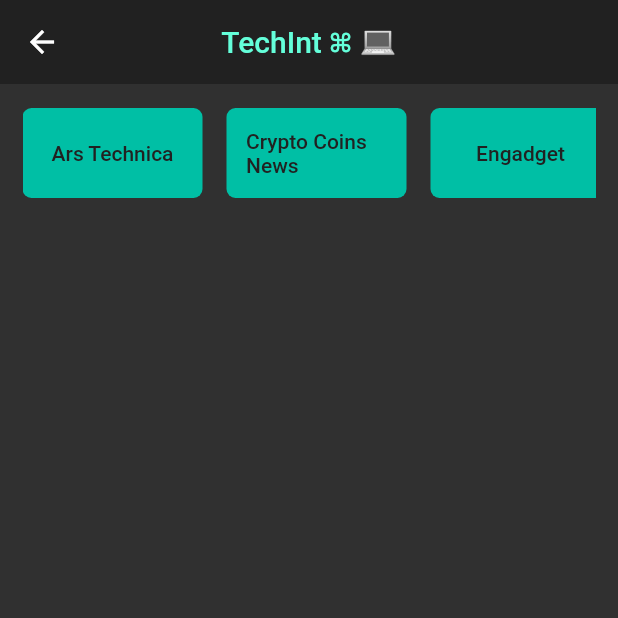
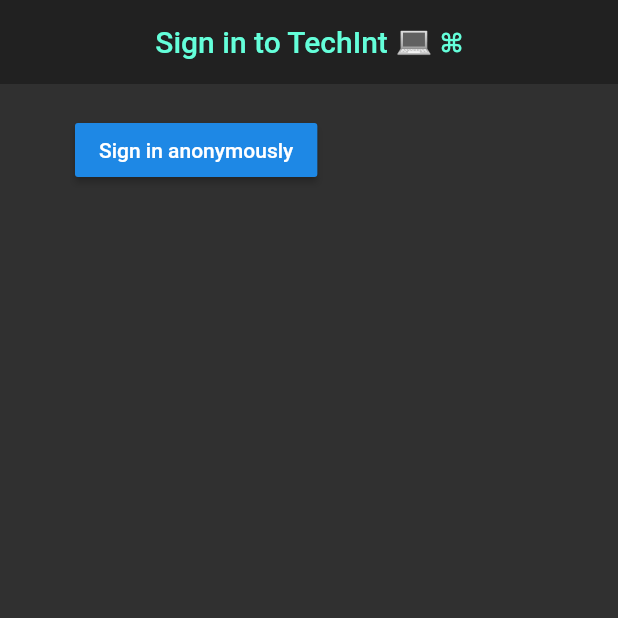
Before and after one commit to yurikanamba/flutter-news-app, a Flutter app: the screen it shows after launch, on a phone screen of 412 x 824 dp, the top half of it. Run offline on Flutter 3.47's test engine with Material 2 defaults, Android fonts, the phone set to English and light mode, and no system bars; our stand-ins replace cloud_firestore, firebase_auth, flutter_spinkit, webview_flutter; accounts and stored records are empty.

```diff
--- a/lib/main.dart
+++ b/lib/main.dart
@@ -1,6 +1,6 @@
 import 'package:flutter/material.dart';
 import 'package:newsapp/views/home.dart';
-import 'package:newsapp/views/loading.dart';
+import 'package:newsapp/views/wrapper.dart';
 
 //main function is the first function that fires when dart file starts
 void main() {
@@ -17,12 +17,7 @@ class MyApp extends StatelessWidget {
       debugShowCheckedModeBanner: false,
       theme: ThemeData.dark(),
       //what widget should load on the home screen
-//      home: Home(),
-      initialRoute: '/home',
-      routes: {
-        '/': (context) => Loading(),
-        '/home': (context) => Home(),
-      },
+      home: Wrapper(),
     );
   }
 }
--- /dev/null
+++ b/lib/views/authenticate.dart
@@ -0,0 +1,16 @@
+import 'package:flutter/material.dart';
+import 'package:newsapp/views/sign_in.dart';
+
+class Authenticate extends StatefulWidget {
+  @override
+  _AuthenticateState createState() => _AuthenticateState();
+}
+
+class _AuthenticateState extends State<Authenticate> {
+  @override
+  Widget build(BuildContext context) {
+    return Container(
+      child: SignIn(),
+    );
+  }
+}
--- /dev/null
+++ b/lib/views/sign_in.dart
@@ -0,0 +1,37 @@
+import 'package:flutter/material.dart';
+import 'package:newsapp/helper/auth.dart';
+
+class SignIn extends StatefulWidget {
+  @override
+  _SignInState createState() => _SignInState();
+}
+
+class _SignInState extends State<SignIn> {
+  final AuthService _auth = AuthService();
+
+  @override
+  Widget build(BuildContext context) {
+    return Scaffold(
+      appBar: AppBar(
+        title: Text('Sign in to TechInt 💻 ⌘',
+            style: TextStyle(color: Colors.tealAccent)),
+        centerTitle: true,
+        elevation: 0.0,
+      ),
+      body: Container(
+        padding: EdgeInsets.symmetric(vertical: 20.0, horizontal: 50.0),
+        child: RaisedButton(
+            child: Text('Sign in anonymously'),
+            onPressed: () async {
+              dynamic result = await _auth.signInAnon();
+              if (result == null) {
+                print('error signing in');
+              } else {
+                print('signed in');
+                print(result);
+              }
+            }),
+      ),
+    );
+  }
+}
--- /dev/null
+++ b/lib/views/wrapper.dart
@@ -0,0 +1,11 @@
+import 'package:flutter/material.dart';
+import 'package:newsapp/views/authenticate.dart';
+import 'home.dart';
+
+class Wrapper extends StatelessWidget {
+  @override
+  Widget build(BuildContext context) {
+    //return either Home or Authenticate widget
+    return Authenticate();
+  }
+}
--- a/pubspec.yaml
+++ b/pubspec.yaml
@@ -33,6 +33,8 @@ dependencies:
   webview_flutter: ^0.3.22+1
   intl: ^0.16.1
   flutter_spinkit: ^4.1.2
+  firebase_auth: ^0.16.1
+  cloud_firestore: ^0.13.6
 
 dev_dependencies:
   flutter_test:
```
Also changed, not shown: lib/helper/auth.dart (added, +23 -0 lines), lib/views/home.dart (+4 -4 lines), lib/views/loading.dart (deleted, +0 -15 lines), pubspec.lock, 3 other files.
